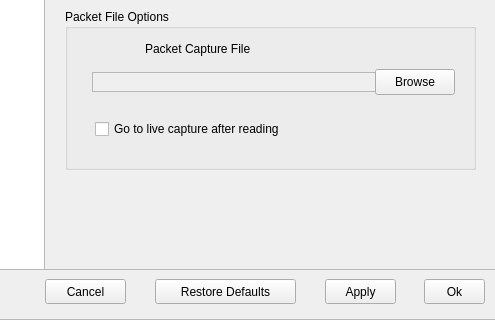
First picture: the form in NovaGUI/novaconfig.ui, repository altf4/Nova, before the edit; both pictures show x 105 to 600 and y 121 to 441 of the 600 by 441 pixel window.
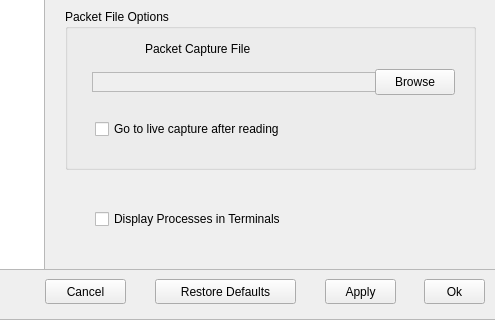
Second picture: the form after the edit. The open tabs and pages were chosen to show the change.

Commit message:
Unify logging into a single file, allow terminals to be displayed as an option
All logging now appends to a single file called Nova.log, normally Nova
processes are hidden during execution and only output to the log file, but
there is now the option to display the terminals during execution for more
verbose debugging information.

See ticket #124 and #120

The edit to the form file:
```diff
--- a/NovaGUI/novaconfig.ui
+++ b/NovaGUI/novaconfig.ui
@@ -437,6 +437,22 @@
        </property>
       </widget>
      </widget>
+     <widget class="QCheckBox" name="terminalCheckBox">
+      <property name="geometry">
+       <rect>
+        <x>50</x>
+        <y>350</y>
+        <width>291</width>
+        <height>20</height>
+       </rect>
+      </property>
+      <property name="layoutDirection">
+       <enum>Qt::LeftToRight</enum>
+      </property>
+      <property name="text">
+       <string>Display Processes in Terminals</string>
+      </property>
+     </widget>
     </widget>
     <widget class="QWidget" name="classificationPage">
      <widget class="QGroupBox" name="ceGroupBox">
```
The commit also changes 20 other files.
